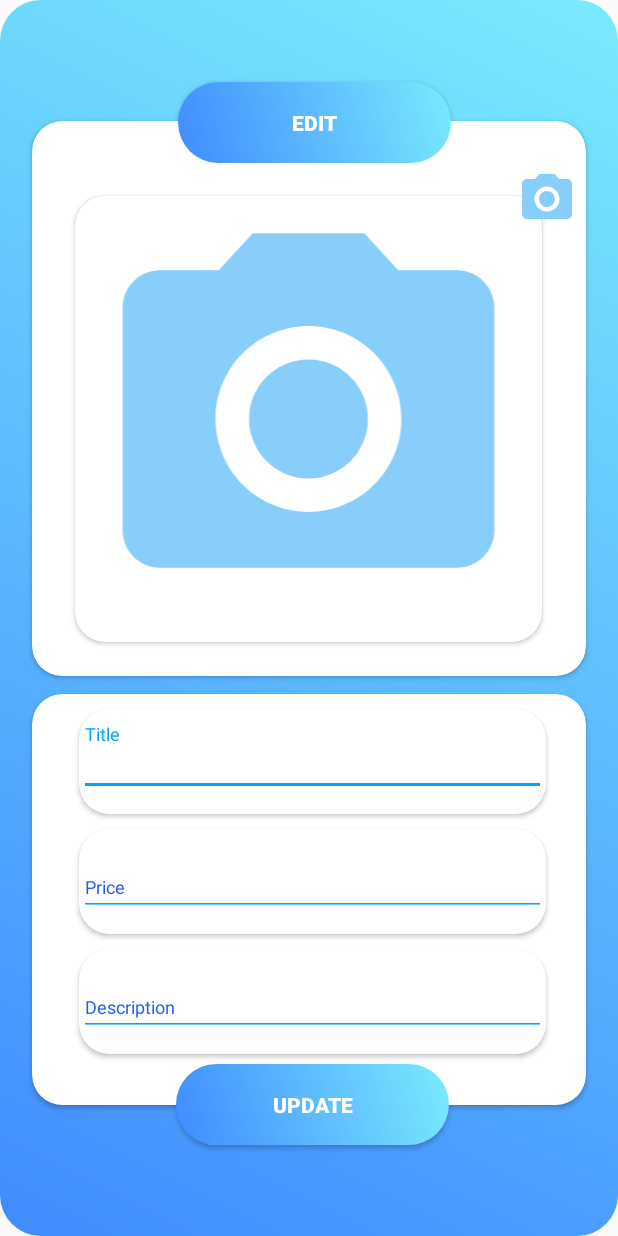
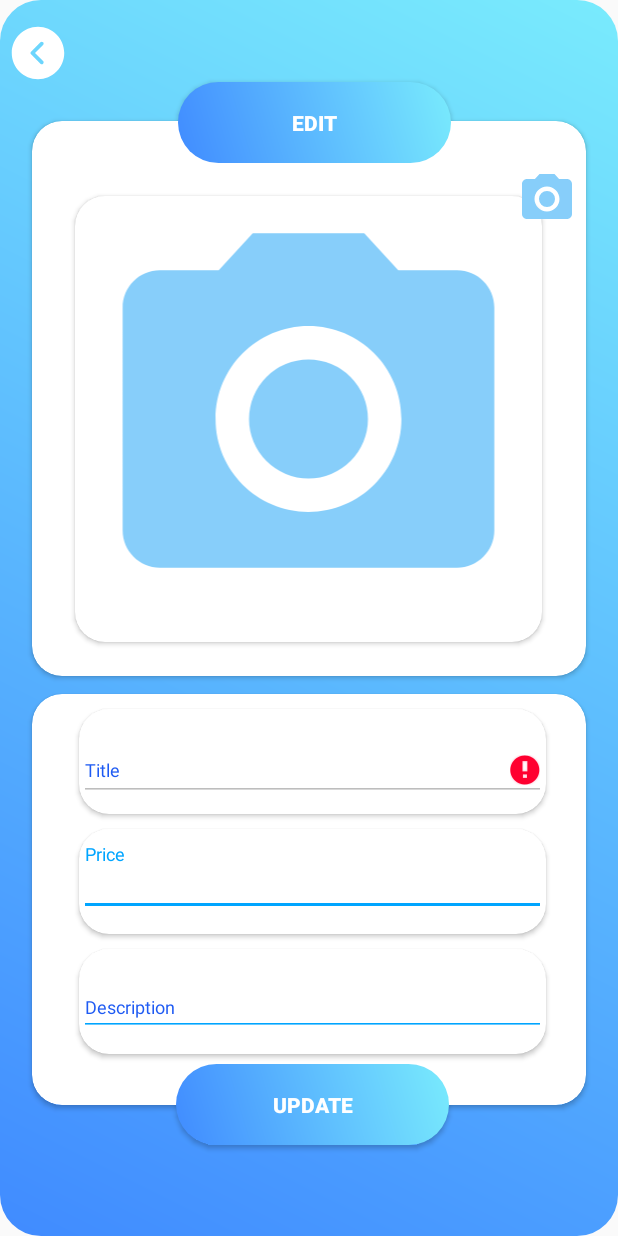
Before and after one commit to Karan9991/TiffinBox, an Android app: the Recipe screen opened directly, with no data from a screen before it, after a tap on "UPDATE", on a phone screen of 412 x 824 dp. Run offline under Robolectric (Android 15) with nearby library versions, the phone set to English and light mode, and no system bars; our stand-ins replace Firebase (no records; nobody signed in at launch, a user with empty details on screens opened directly); pictures from the network do not load; 3 other taps on this screen came first.

Commit message:
Update Recipe

```diff
--- a/TiffinBox/app/src/main/AndroidManifest.xml
+++ b/TiffinBox/app/src/main/AndroidManifest.xml
@@ -13,7 +13,7 @@
         <activity
             android:name=".Seller.AddView"
             android:label="@string/title_activity_add_view"
-            android:theme="@style/AppTheme">
+            android:theme="@style/AppTheme.NoActionBar">
 
         </activity>
         <activity android:name=".Customer" />
--- a/TiffinBox/app/src/main/java/com/example/tiffinbox/Seller/Recipe.java
+++ b/TiffinBox/app/src/main/java/com/example/tiffinbox/Seller/Recipe.java
@@ -11,6 +11,8 @@ import android.graphics.Bitmap;
 import android.net.Uri;
 import android.os.Bundle;
 import android.provider.MediaStore;
+import android.text.TextUtils;
+import android.util.Log;
 import android.view.View;
 import android.webkit.MimeTypeMap;
 import android.widget.Button;
@@ -43,7 +45,7 @@ import java.util.Map;
 public class Recipe extends AppCompatActivity implements ValueEventListener {
 
 //UI
-    ImageView imgRecipe,imgView;
+    ImageView imgRecipe,imgView,imgLeftArrow;
     EditText etTitle, etPrice, etDesc;
     EditRecipe editRecipe;
     Button btnEdit,btnUpdate;
@@ -54,6 +56,7 @@ public class Recipe extends AppCompatActivity implements ValueEventListener {
     int Image_Request_Code = 7;
     Uri downlduri;
     ProgressDialog progressDialog ;
+    private boolean isValid;
 
     //Firebase
     FirebaseDatabase database = FirebaseDatabase.getInstance();
@@ -75,20 +78,27 @@ public class Recipe extends AppCompatActivity implements ValueEventListener {
         btnEdit = findViewById(R.id.btnEdit);
         btnUpdate = findViewById(R.id.btnUpdate);
         imgView = findViewById(R.id.imgView);
+        imgLeftArrow = findViewById(R.id.imgLeftArrow);
+
 
         editRecipe = new EditRecipe();
          key = firebaseAuth.getCurrentUser().getUid();
         progressDialog = new ProgressDialog(Recipe.this);
-
+        isValid = false;
 
         dfUpdate = database.getReference().child("Seller").child(firebaseAuth.getCurrentUser().getUid()).child("Recipe");
         storageReference = FirebaseStorage.getInstance().getReference();
 
-
-        gettingIntent();
+         etTitle.setEnabled(false);
+         gettingIntent();
 
 
-
+         imgLeftArrow.setOnClickListener(new View.OnClickListener() {
+             @Override
+             public void onClick(View view) {
+                 startActivity(new Intent(Recipe.this, AddView.class));
+             }
+         });
 
         imgView.setOnClickListener(new View.OnClickListener() {
             @Override
@@ -111,8 +121,10 @@ public class Recipe extends AppCompatActivity implements ValueEventListener {
         btnUpdate.setOnClickListener(new View.OnClickListener() {
             @Override
             public void onClick(View view) {
-               UploadImageFileToFirebaseStorage(etDesc.getText().toString(),etPrice.getText().toString());
-                // writeNewPost(etDesc.getText().toString(), editRecipe.getImageURL(), etPrice.getText().toString());
+                if (validations()) {
+                    UploadImageFileToFirebaseStorage(etDesc.getText().toString(), etPrice.getText().toString());
+                }
+               // writeNewPost(etDesc.getText().toString(), editRecipe.getImageURL(), etPrice.getText().toString());
             }
         });
 
@@ -137,7 +149,6 @@ public class Recipe extends AppCompatActivity implements ValueEventListener {
         Map<String, Object> childUpdates = new HashMap<>();
         childUpdates.put(title , postValues);
         dfUpdate.updateChildren(childUpdates);
-        ToastListener.longToast(Recipe.this, "Recipe Updated");
     }
     private void gettingIntent(){
         title = getIntent().getStringExtra("etTitle");
@@ -145,7 +156,6 @@ public class Recipe extends AppCompatActivity implements ValueEventListener {
             df = database.getReference().child("Seller").child(firebaseAuth.getCurrentUser().getUid()).child("Recipe").child(title);
             df.addValueEventListener(this);
         }
-
     }
 
     @Override
@@ -172,7 +182,6 @@ public class Recipe extends AppCompatActivity implements ValueEventListener {
     }
     // Creating Method to get the selected image file Extension from File Path URI.
     public String GetFileExtension(Uri uri) {
-
         ContentResolver contentResolver = getApplication().getApplicationContext().getContentResolver();
         MimeTypeMap mimeTypeMap = MimeTypeMap.getSingleton();
         // Returning the file Extension.
@@ -210,6 +219,7 @@ public class Recipe extends AppCompatActivity implements ValueEventListener {
                                     dfUpdate.updateChildren(childUpdates);
                                  //   dfImgUpdate.child("Seller").child(firebaseAuth.getCurrentUser().getUid()).child("Recipe").child(etSellerTitle.getText().toString()).setValue(imageUploadInfo);
                                     progressDialog.dismiss();
+
                                     //  @SuppressWarnings("VisibleForTests")
                                     Toast.makeText(Recipe.this, "Recipe Updated", Toast.LENGTH_LONG).show();
 
@@ -248,4 +258,23 @@ writeNewPost(etDesc.getText().toString(), editRecipe.getImageURL(), etPrice.getT
     public void onCancelled(@NonNull DatabaseError databaseError) {
        ToastListener.longToast(Recipe.this, databaseError.toException().toString());
     }
+
+    private boolean validations(){
+        if (TextUtils.isEmpty(etTitle.getText())) {
+            etTitle.setError("Title is required!");
+            isValid = false;
+        }
+        else if (TextUtils.isEmpty(etPrice.getText())) {
+            etPrice.setError("Price is required!");
+            isValid = false;
+        }
+        else if (TextUtils.isEmpty(etDesc.getText())) {
+            etDesc.setError("Description is required!");
+            isValid = false;
+        }
+        else {
+            isValid = true;
+        }
+        return isValid;
+    }
 }
--- /dev/null
+++ b/TiffinBox/app/src/main/res/drawable/ic_leftarrow.xml
@@ -0,0 +1,9 @@
+<vector xmlns:android="http://schemas.android.com/apk/res/android"
+    android:width="32dp"
+    android:height="32dp"
+    android:viewportWidth="32"
+    android:viewportHeight="32">
+  <path
+      android:fillColor="@color/whiteTextColor"
+      android:pathData="M16,2C8.3,2 2,8.3 2,16s6.3,14 14,14s14,-6.3 14,-14S23.7,2 16,2zM18.7,20.3c0.4,0.4 0.4,1 0,1.4C18.5,21.9 18.3,22 18,22s-0.5,-0.1 -0.7,-0.3l-5,-5c-0.4,-0.4 -0.4,-1 0,-1.4l5,-5c0.4,-0.4 1,-0.4 1.4,0s0.4,1 0,1.4L14.4,16L18.7,20.3z"/>
+</vector>
--- a/TiffinBox/app/src/main/res/layout/activity_add_view.xml
+++ b/TiffinBox/app/src/main/res/layout/activity_add_view.xml
@@ -29,7 +29,9 @@
             android:id="@+id/tabs"
             android:layout_width="match_parent"
             android:layout_height="wrap_content"
-            android:background="?attr/colorPrimary" />
+            app:tabTextColor="@color/whiteTextColor"
+            app:tabIndicatorColor="@android:color/white"
+            android:background="@color/colorAccent" />
     </com.google.android.material.appbar.AppBarLayout>
 
     <com.google.android.material.floatingactionbutton.FloatingActionButton
--- a/TiffinBox/app/src/main/res/layout/activity_recipe.xml
+++ b/TiffinBox/app/src/main/res/layout/activity_recipe.xml
@@ -8,6 +8,18 @@
 android:background="@drawable/login_button_bk"
 
     >
+
+    <ImageView
+        android:id="@+id/imgLeftArrow"
+        android:layout_width="40dp"
+        android:layout_height="40dp"
+        android:layout_alignParentStart="true"
+        android:layout_alignParentTop="true"
+        android:layout_marginTop="15dp"
+        android:layout_marginStart="5dp"
+        android:src="@drawable/ic_leftarrow"
+        app:layout_constraintStart_toStartOf="parent"
+        app:layout_constraintTop_toTopOf="parent" />
 
     <ScrollView
         style="@style/parent"
```
Also changed, not shown: TiffinBox/app/src/main/java/com/example/tiffinbox/Seller/MessagesAdapter.java (+8 -1 lines), TiffinBox/app/src/main/java/com/example/tiffinbox/Seller/Model/EditRecipe.java (+15 -6 lines), TiffinBox/app/src/main/java/com/example/tiffinbox/Seller/ViewSeller2.java (+65 -55 lines), TiffinBox/app/src/main/res/layout/fragment_view_seller2.xml (+5 -5 lines), TiffinBox/app/src/main/res/menu/menu_action_mode.xml (+6 -6 lines).
